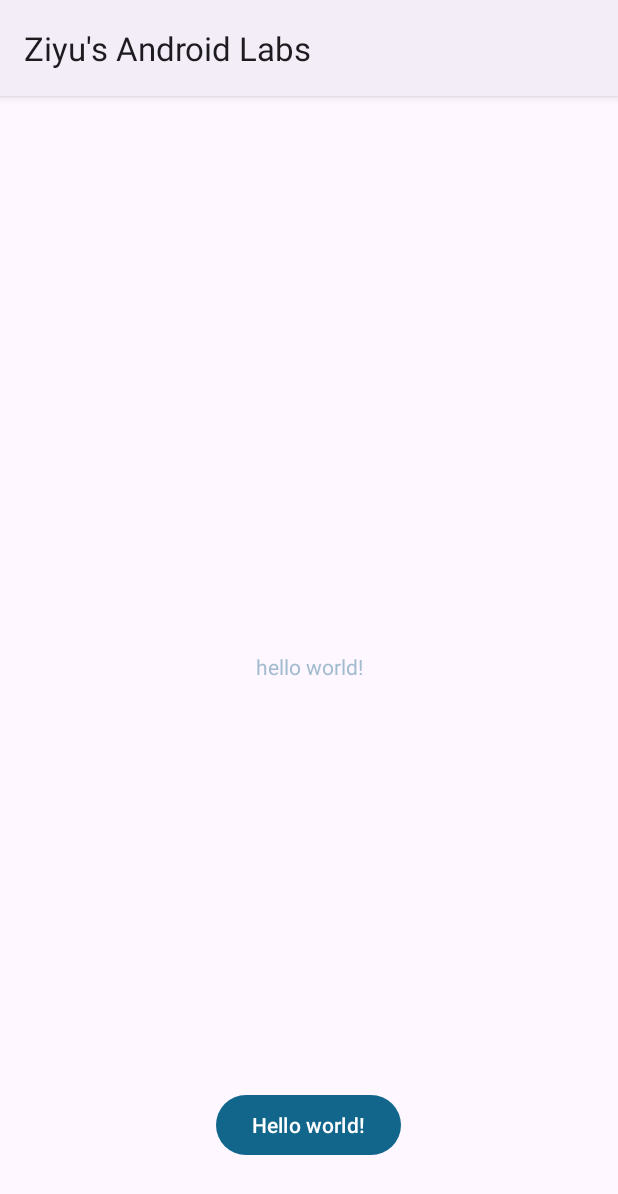
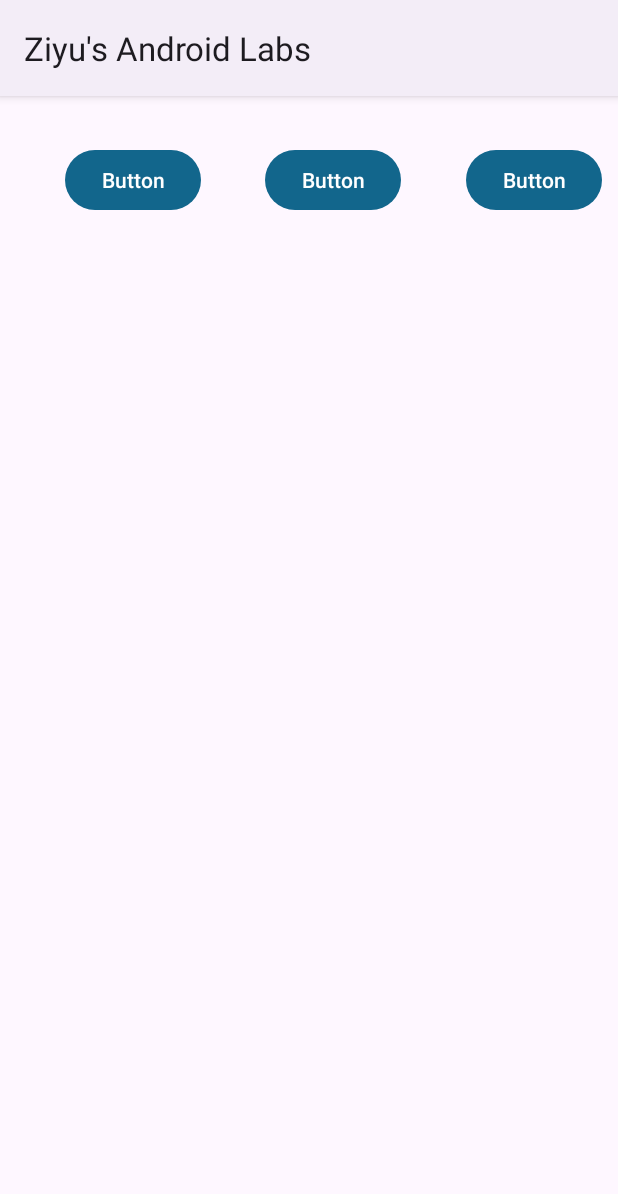
Before and after one commit to ZoeySongshu/Ziyus_Android_Labs, an Android app: the screen it shows after launch (MainActivity), on a phone screen of 412 x 824 dp. Shown: the top 1194 px of the screen. Run offline under Robolectric (Android 15) with nearby library versions, the phone set to English and light mode, and no system bars.

Commit message:
Finished step 2

```diff
--- a/app/src/main/res/layout/activity_main.xml
+++ b/app/src/main/res/layout/activity_main.xml
@@ -4,25 +4,41 @@
     xmlns:tools="http://schemas.android.com/tools"
     android:layout_width="match_parent"
     android:layout_height="match_parent"
+    android:orientation="vertical"
     tools:context=".MainActivity">
 
-    <TextView
-        android:text="hello world!"
+
+    <Button
+        android:id="@+id/button"
         android:layout_width="wrap_content"
         android:layout_height="wrap_content"
-        app:layout_constraintBottom_toBottomOf="parent"
-        app:layout_constraintEnd_toEndOf="parent"
+        android:layout_marginStart="32dp"
+        android:layout_marginTop="32dp"
+        android:text="Button"
+        app:layout_constraintEnd_toStartOf="@+id/button2"
+        app:layout_constraintHorizontal_bias="0.5"
         app:layout_constraintStart_toStartOf="parent"
         app:layout_constraintTop_toTopOf="parent" />
 
     <Button
+        android:id="@+id/button2"
         android:layout_width="wrap_content"
         android:layout_height="wrap_content"
-        android:layout_marginBottom="50dp"
-        android:text="@string/hello_message"
-        app:layout_constraintBottom_toBottomOf="parent"
+        android:layout_marginStart="32dp"
+        android:text="Button"
+        app:layout_constraintEnd_toStartOf="@+id/button3"
+        app:layout_constraintHorizontal_bias="0.5"
+        app:layout_constraintStart_toEndOf="@+id/button"
+        app:layout_constraintTop_toTopOf="@+id/button" />
+
+    <Button
+        android:id="@+id/button3"
+        android:layout_width="wrap_content"
+        android:layout_height="wrap_content"
+        android:layout_marginStart="32dp"
+        android:text="Button"
         app:layout_constraintEnd_toEndOf="parent"
-        app:layout_constraintHorizontal_bias="0.498"
-        app:layout_constraintStart_toStartOf="parent" />
-
+        app:layout_constraintHorizontal_bias="0.5"
+        app:layout_constraintStart_toEndOf="@+id/button2"
+        app:layout_constraintTop_toTopOf="@+id/button2" />
 </androidx.constraintlayout.widget.ConstraintLayout>
```
Also changed, not shown: app/src/main/res/drawable/image.png (added).
